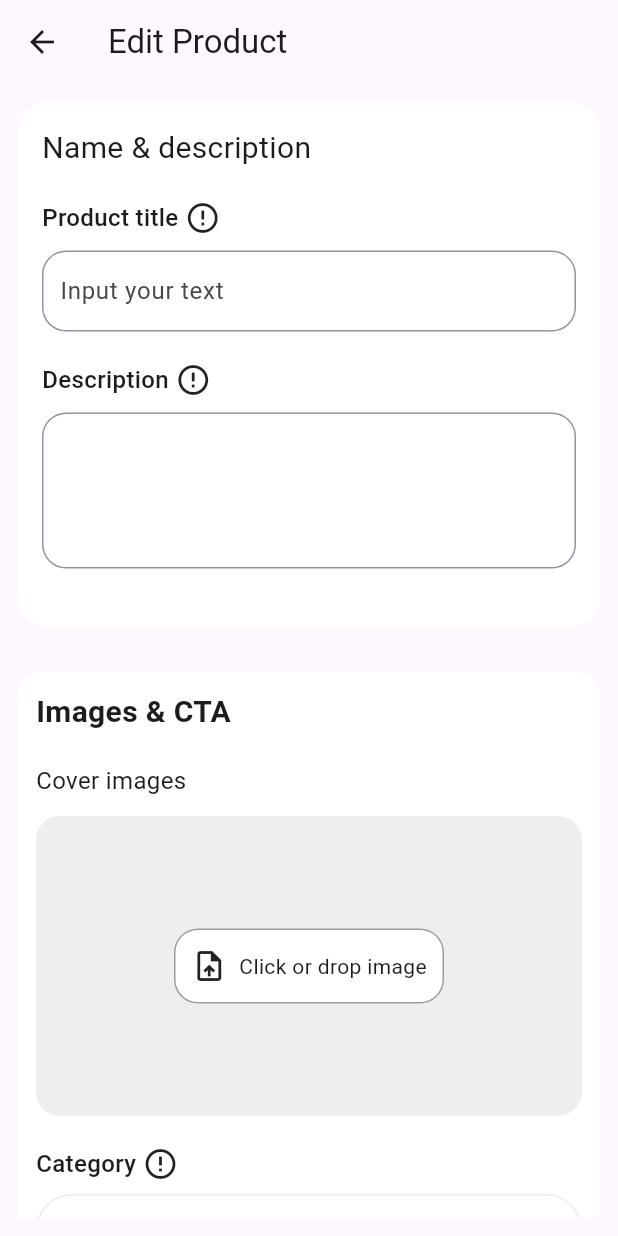
After one commit to ebrahimElsayd/pharmacy_restaurant_seller, a Flutter app: the EditProduct screen opened directly, on a phone screen of 412 x 824 dp. The commit adds this screen. Run offline on Flutter 3.47's test engine with Material 3 defaults, Android fonts, the phone set to English and light mode, and no system bars; our stand-ins replace cached_network_image, connectivity_plus, flutter_cache_manager, flutter_riverpod, flutter_screenutil, flutter_secure_storage and 6 more; missing offline and left inert: flutter_custom_tabs; accounts and stored records are empty; project files that could hold a hidden picture were left out.

Commit message:
edit model

```diff
--- a/lib/features/product/presentation/screens/edit_product.dart
+++ b/lib/features/product/presentation/screens/edit_product.dart
@@ -0,0 +1,14 @@
+import 'package:flutter/material.dart';
+import 'package:pharmacy_restaurant_seller/features/product/presentation/widgets/edit_product/edit_product_body.dart';
+
+class EditProduct extends StatelessWidget {
+  const EditProduct({super.key});
+
+  @override
+  Widget build(BuildContext context) {
+    return Scaffold(
+      appBar: AppBar(title: Text('Edit Product')),
+      body: EditProductBody(),
+    );
+  }
+}
--- /dev/null
+++ b/lib/features/product/presentation/widgets/edit_product/edit_product_body.dart
@@ -0,0 +1,103 @@
+import 'package:flutter/material.dart';
+import 'package:flutter_riverpod/flutter_riverpod.dart';
+import 'package:supabase_flutter/supabase_flutter.dart';
+import '../../../../../core/utils/show_snack_bar.dart';
+import '../../riverpods/product_river_pod/add_product_river_pod.dart';
+import '../../riverpods/product_river_pod/show_product_river_pod.dart';
+import '../add_product/custom_button_push.dart';
+import '../add_product/custom_drop_image.dart';
+import '../add_product/custom_name_and_des.dart';
+import '../add_product/custom_price.dart';
+
+class EditProductBody extends ConsumerStatefulWidget {
+  const EditProductBody({super.key});
+
+  @override
+  ConsumerState<EditProductBody> createState() => _EditProductBodyState();
+}
+
+class _EditProductBodyState extends ConsumerState<EditProductBody> {
+  final TextEditingController title = TextEditingController();
+  final TextEditingController description = TextEditingController();
+  final TextEditingController amount = TextEditingController();
+  final TextEditingController disAmount = TextEditingController();
+  final _supabase = Supabase.instance.client;
+
+  Future<void> _addProduct() async {
+    final state = ref.read(addProductProvider);
+
+    if (state.imageUrl == null) {
+      showSnackBar(context, 'The image must be uploaded first.');
+      return;
+    }
+
+    if (title.text.trim().isEmpty ||
+        description.text.trim().isEmpty ||
+        amount.text.trim().isEmpty ||
+        state.category == null) {
+      showSnackBar(context, 'All fields are required');
+      return;
+    }
+
+    ref.read(addProductProvider.notifier).setLoading(true);
+
+    try {
+      await _supabase.from('products').insert({
+        "title": title.text.trim(),
+        "description": description.text.trim(),
+        "image": state.imageUrl,
+        "category": state.category,
+        "amount": double.tryParse(amount.text.trim()) ?? 0.0,
+        "discount_amount": double.tryParse(disAmount.text.trim()) ?? 0.0,
+        "status": "Available",
+        "views": 0,
+        "likes": 0,
+        "created_at": DateTime.now().toUtc().toIso8601String(),
+      });
+
+      showSnackBar(context, 'Done');
+      ref.invalidate(productsProvider);
+      Navigator.pop(context);
+    } catch (error) {
+      showSnackBar(context, 'Not Done: $error');
+    } finally {
+      ref.read(addProductProvider.notifier).setLoading(false);
+    }
+  }
+@override
+  void initState() {
+    super.initState();
+
+
+  }
+  @override
+  Widget build(BuildContext context) {
+    final state = ref.watch(addProductProvider);
+
+    return Padding(
+      padding: const EdgeInsets.all(12.0),
+      child: SingleChildScrollView(
+        child: Column(
+          children: [
+            CustomNameAndDes(title: title, description: description),
+            const SizedBox(height: 15),
+
+            const SizedBox(height: 15),
+            CustomDropImage(
+              onImageUploaded: (url) {
+                ref.read(addProductProvider.notifier).setImageUrl(url);
+              },
+            ),
+            const SizedBox(height: 15),
+            CustomPrice(amount: amount, disAmount: disAmount),
+            const SizedBox(height: 15),
+            state.isLoading
+                ? const CircularProgressIndicator()
+                : CustomButtonPubilsh(onTap: _addProduct),
+            const SizedBox(height: 15),
+          ],
+        ),
+      ),
+    );
+  }
+}
--- a/lib/features/product/presentation/widgets/show_product/product_options.dart
+++ b/lib/features/product/presentation/widgets/show_product/product_options.dart
@@ -2,8 +2,11 @@ import 'package:flutter/material.dart';
 import 'package:flutter_riverpod/flutter_riverpod.dart';
 import 'package:pharmacy_restaurant_seller/features/product/data/model/product_model.dart';
 import 'package:supabase_flutter/supabase_flutter.dart';
+import '../../../../../core/functions/navigate.dart';
 import '../../../../../core/theme/app_pallete.dart';
 import '../../riverpods/product_river_pod/show_product_river_pod.dart';
+import '../../screens/edit_product.dart';
+
 
 Future<void> deleteProductAndImage({
   required int productId,
@@ -35,9 +38,10 @@ class ProductOptions extends ConsumerWidget {
     return PopupMenuButton<String>(
       icon: const Icon(Icons.more_vert),
       itemBuilder: (BuildContext context) => [
-        const PopupMenuItem<String>(
+         PopupMenuItem<String>(
           value: 'edit',
           child: ListTile(
+             onTap: (){    NavigateFN(context, () => EditProduct());},
             leading: Icon(Icons.edit, size: 20),
             title: Text('Edit product'),
           ),
```
Also changed, not shown: lib/features/product/data/model/product_model.dart (+24 -1 lines), 1 other file.
